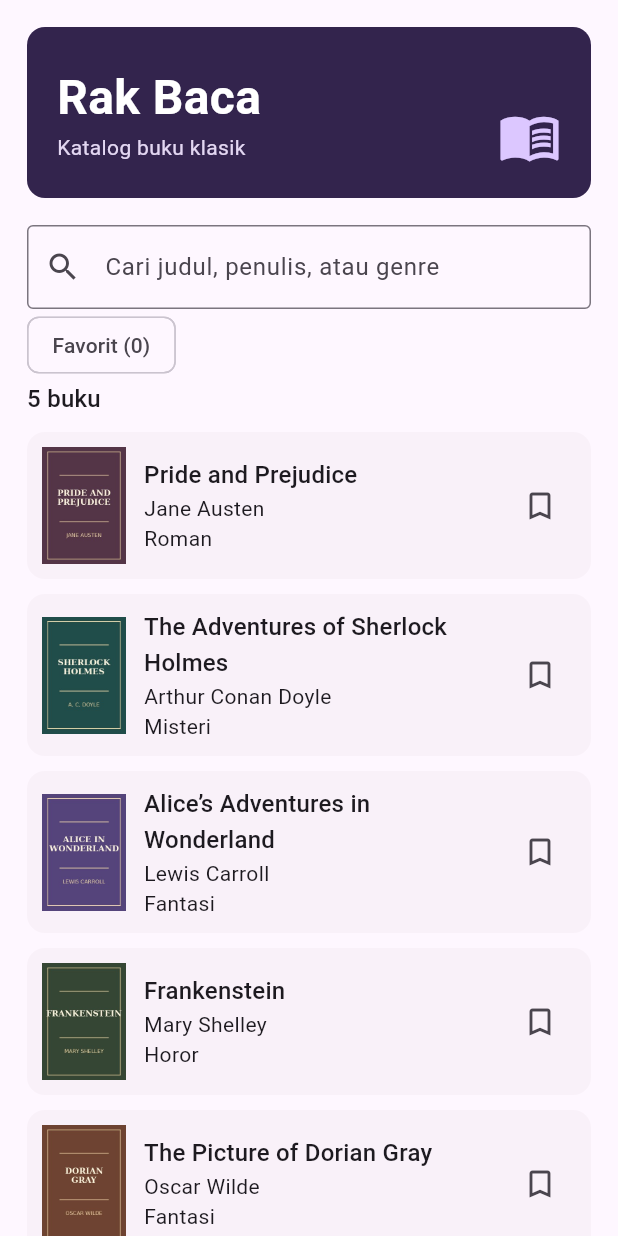
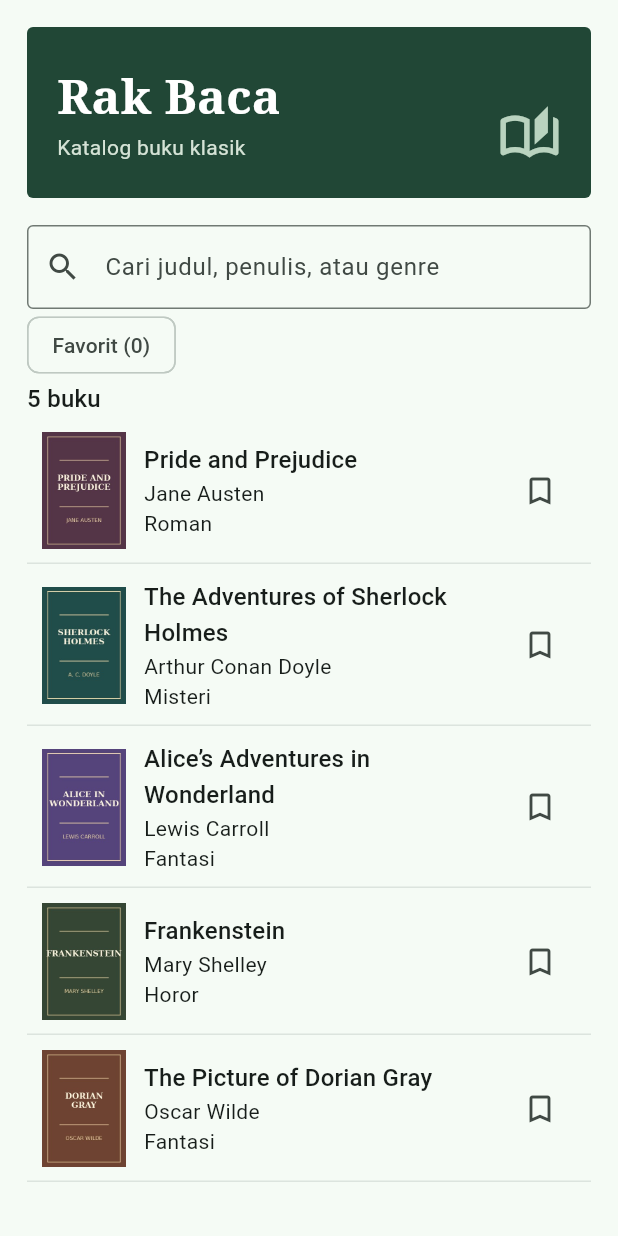
Before and after one commit to team2KK/rak-baca-uts-mobile, a Flutter app: the screen it shows after launch, on a phone screen of 412 x 824 dp. Run offline on Flutter 3.47's test engine with Material 3 defaults, Android fonts, the phone set to English and light mode, and no system bars.

Commit message:
Refine catalog layout

```diff
--- a/lib/main.dart
+++ b/lib/main.dart
@@ -11,7 +11,7 @@ class RakBaca extends StatelessWidget {
     title: 'Rak Baca',
     debugShowCheckedModeBanner: false,
     theme: ThemeData(
-      colorScheme: ColorScheme.fromSeed(seedColor: const Color(0xff4b3769)),
+      colorScheme: ColorScheme.fromSeed(seedColor: const Color(0xff32604d)),
     ),
     home: const LibraryScreen(),
   );
@@ -50,8 +50,8 @@ class _LibraryScreenState extends State<LibraryScreen> {
                     Container(
                       width: double.infinity,
                       decoration: BoxDecoration(
-                        color: const Color(0xff33244d),
-                        borderRadius: BorderRadius.circular(12),
+                        color: const Color(0xff214736),
+                        borderRadius: BorderRadius.circular(4),
                       ),
                       padding: const EdgeInsets.fromLTRB(20, 24, 82, 24),
                       child: const Column(
@@ -62,12 +62,13 @@ class _LibraryScreenState extends State<LibraryScreen> {
                             style: TextStyle(
                               color: Colors.white,
                               fontSize: 32,
+                              fontFamily: 'serif',
                               fontWeight: FontWeight.bold,
                             ),
                           ),
                           Text(
                             'Katalog buku klasik',
-                            style: TextStyle(color: Color(0xffe3d7f2)),
+                            style: TextStyle(color: Color(0xffd5e3d6)),
                           ),
                         ],
                       ),
@@ -76,9 +77,9 @@ class _LibraryScreenState extends State<LibraryScreen> {
                       right: 20,
                       bottom: 20,
                       child: Icon(
-                        Icons.menu_book_outlined,
+                        Icons.auto_stories_outlined,
                         size: 42,
-                        color: Color(0xffdcc7ff),
+                        color: Color(0xffb9d3bf),
                       ),
                     ),
                   ],
@@ -109,15 +110,16 @@ class _LibraryScreenState extends State<LibraryScreen> {
                 if (matches.isEmpty)
                   const Padding(
                     padding: EdgeInsets.symmetric(vertical: 24),
-                    child: Text(
-                      'Tidak ada buku yang cocok. Ubah kata kunci atau filter.',
-                    ),
+                    child: Text('Tidak ada buku yang cocok.'),
                   ),
                 for (final book in matches)
                   Card(
-                    margin: const EdgeInsets.only(top: 10),
+                    margin: EdgeInsets.zero,
+                    shape: const Border(
+                      bottom: BorderSide(color: Color(0xffdce4de)),
+                    ),
                     elevation: 0,
-                    color: Theme.of(context).colorScheme.surfaceContainerLow,
+                    color: Colors.transparent,
                     child: Padding(
                       padding: const EdgeInsets.all(10),
                       child: Row(
```
